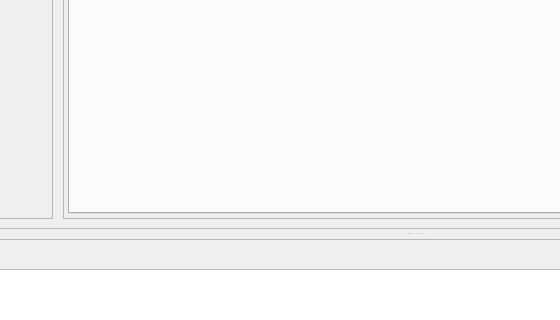
The window that ui/MainWindow.ui (NCCA/ShaderEnvironmentBuilder) describes before a commit, drawn with Qt 5; both pictures show x 225 to 785 and y 292 to 612 of the 1280 by 768 pixel window.
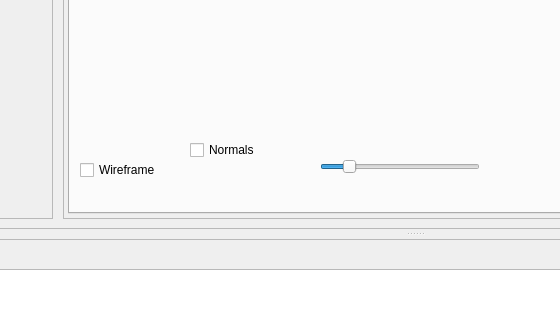
The same window after the commit.

Commit message: Adjusted shadermanager to accomodate normals and rearranged KeyEvents

```diff
--- a/ui/MainWindow.ui
+++ b/ui/MainWindow.ui
@@ -382,6 +382,60 @@
                     </item>
                    </layout>
                   </widget>
+                  <widget class="QSlider" name="m_normalSize">
+                   <property name="geometry">
+                    <rect>
+                     <x>250</x>
+                     <y>370</y>
+                     <width>160</width>
+                     <height>19</height>
+                    </rect>
+                   </property>
+                   <property name="minimum">
+                    <number>1</number>
+                   </property>
+                   <property name="maximum">
+                    <number>60</number>
+                   </property>
+                   <property name="singleStep">
+                    <number>1</number>
+                   </property>
+                   <property name="value">
+                    <number>10</number>
+                   </property>
+                   <property name="sliderPosition">
+                    <number>10</number>
+                   </property>
+                   <property name="orientation">
+                    <enum>Qt::Horizontal</enum>
+                   </property>
+                  </widget>
+                  <widget class="QCheckBox" name="m_showWireframe">
+                   <property name="geometry">
+                    <rect>
+                     <x>10</x>
+                     <y>370</y>
+                     <width>96</width>
+                     <height>26</height>
+                    </rect>
+                   </property>
+                   <property name="text">
+                    <string>Wireframe</string>
+                   </property>
+                  </widget>
+                  <widget class="QCheckBox" name="m_showNormals">
+                   <property name="geometry">
+                    <rect>
+                     <x>120</x>
+                     <y>350</y>
+                     <width>96</width>
+                     <height>26</height>
+                    </rect>
+                   </property>
+                   <property name="text">
+                    <string>Normals</string>
+                   </property>
+                  </widget>
                  </widget>
                 </widget>
                </item>
```
Left out of the diff: 32 changed lines with no effect on the pictures. The commit also changes 7 other files.
